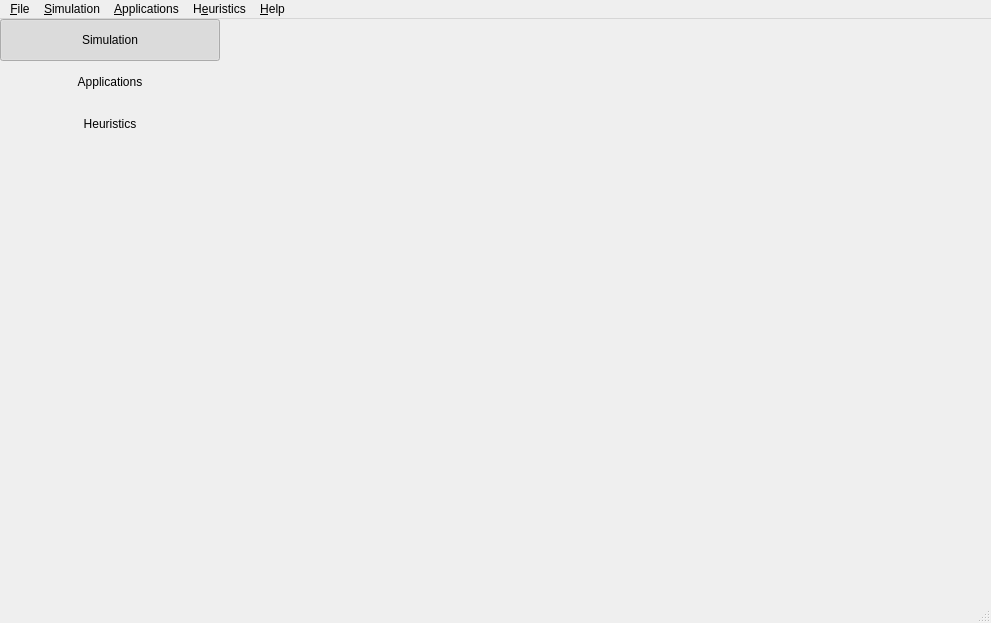
The window that mpsoc_se.ui (TheLinthus/MPSoC-Simulator) describes before a commit, drawn with Qt 5.
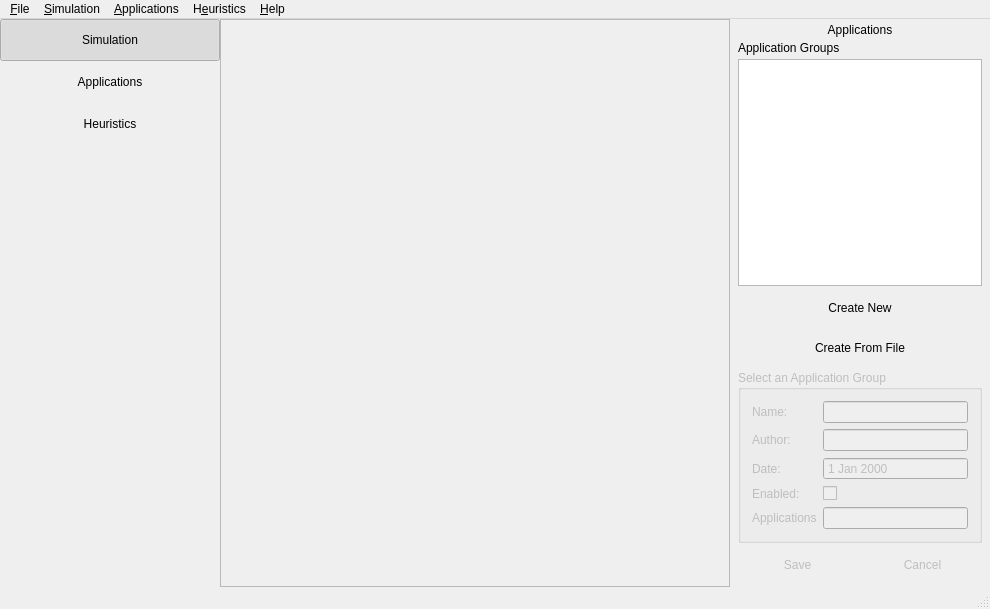
The same window after the commit. The open tabs and pages were chosen to show the change. Icons and pictures are not drawn.

Commit message:
Application and ApplicationGroup Implementation
Minor changes to Application
Creation of ApplicationGroup
Creation of ApplicationsGroups GUI
Changes on some data storage from ponters to QVector

What changed in the file:
```diff
--- a/mpsoc_se.ui
+++ b/mpsoc_se.ui
@@ -6,8 +6,8 @@
    <rect>
     <x>0</x>
     <y>0</y>
-    <width>991</width>
-    <height>623</height>
+    <width>990</width>
+    <height>609</height>
    </rect>
   </property>
   <property name="minimumSize">
@@ -684,7 +684,295 @@
        <zorder>rightPanel</zorder>
        <zorder>centralPanel</zorder>
       </widget>
-      <widget class="QWidget" name="pageApplications"/>
+      <widget class="QWidget" name="pageApplications">
+       <layout class="QHBoxLayout" name="horizontalLayout_8">
+        <property name="spacing">
+         <number>0</number>
+        </property>
+        <property name="leftMargin">
+         <number>0</number>
+        </property>
+        <property name="topMargin">
+         <number>0</number>
+        </property>
+        <property name="rightMargin">
+         <number>0</number>
+        </property>
+        <property name="bottomMargin">
+         <number>0</number>
+        </property>
+        <item>
+         <widget class="QFrame" name="applicationsCentralPanel">
+          <property name="frameShape">
+           <enum>QFrame::StyledPanel</enum>
+          </property>
+          <property name="frameShadow">
+           <enum>QFrame::Raised</enum>
+          </property>
+          <layout class="QVBoxLayout" name="verticalLayout_7">
+           <property name="spacing">
+            <number>3</number>
+           </property>
+           <property name="leftMargin">
+            <number>4</number>
+           </property>
+           <property name="topMargin">
+            <number>4</number>
+           </property>
+           <property name="rightMargin">
+            <number>4</number>
+           </property>
+           <property name="bottomMargin">
+            <number>4</number>
+           </property>
+          </layout>
+         </widget>
+        </item>
+        <item>
+         <widget class="QFrame" name="simulatorRightPanel_3">
+          <property name="sizePolicy">
+           <sizepolicy hsizetype="Fixed" vsizetype="Preferred">
+            <horstretch>0</horstretch>
+            <verstretch>0</verstretch>
+           </sizepolicy>
+          </property>
+          <property name="minimumSize">
+           <size>
+            <width>240</width>
+            <height>0</height>
+           </size>
+          </property>
+          <property name="maximumSize">
+           <size>
+            <width>260</width>
+            <height>16777215</height>
+           </size>
+          </property>
+          <property name="frameShadow">
+           <enum>QFrame::Raised</enum>
+          </property>
+          <layout class="QVBoxLayout" name="verticalLayout_9">
+           <property name="spacing">
+            <number>4</number>
+           </property>
+           <property name="leftMargin">
+            <number>8</number>
+           </property>
+           <property name="topMargin">
+            <number>4</number>
+           </property>
+           <property name="rightMargin">
+            <number>8</number>
+           </property>
+           <property name="bottomMargin">
+            <number>4</number>
+           </property>
+           <item>
+            <widget class="QLabel" name="label_10">
+             <property name="text">
+              <string>Applications</string>
+             </property>
+             <property name="alignment">
+              <set>Qt::AlignCenter</set>
+             </property>
+            </widget>
+           </item>
+           <item>
+            <widget class="QLabel" name="label_11">
+             <property name="text">
+              <string>Application Groups</string>
+             </property>
+            </widget>
+           </item>
+           <item>
+            <widget class="QListView" name="applicationsGroupList">
+             <property name="editTriggers">
+              <set>QAbstractItemView::NoEditTriggers</set>
+             </property>
+            </widget>
+           </item>
+           <item>
+            <widget class="QPushButton" name="pushButtonCreateNewApplicationGroup">
+             <property name="minimumSize">
+              <size>
+               <width>0</width>
+               <height>36</height>
+              </size>
+             </property>
+             <property name="text">
+              <string>Create New</string>
+             </property>
+             <property name="icon">
+              <iconset resource="resources.qrc">
+               <normaloff>:/icons/images/file.png</normaloff>:/icons/images/file.png</iconset>
+             </property>
+             <property name="flat">
+              <bool>true</bool>
+             </property>
+            </widget>
+           </item>
+           <item>
+            <widget class="QPushButton" name="pushButtonCreateApplicationGroupFromFile">
+             <property name="minimumSize">
+              <size>
+               <width>0</width>
+               <height>36</height>
+              </size>
+             </property>
+             <property name="text">
+              <string>Create From File</string>
+             </property>
+             <property name="icon">
+              <iconset resource="resources.qrc">
+               <normaloff>:/icons/images/folder-13.png</normaloff>:/icons/images/folder-13.png</iconset>
+             </property>
+             <property name="flat">
+              <bool>true</bool>
+             </property>
+            </widget>
+           </item>
+           <item>
+            <widget class="QGroupBox" name="groupBoxApplicationGroup">
+             <property name="enabled">
+              <bool>false</bool>
+             </property>
+             <property name="title">
+              <string>Select an Application Group</string>
+             </property>
+             <layout class="QFormLayout" name="formLayout_2">
+              <item row="0" column="0">
+               <widget class="QLabel" name="label_4">
+                <property name="text">
+                 <string>Name:</string>
+                </property>
+               </widget>
+              </item>
+              <item row="0" column="1">
+               <widget class="QLineEdit" name="lineEditApplicationGroupName"/>
+              </item>
+              <item row="1" column="0">
+               <widget class="QLabel" name="label_5">
+                <property name="text">
+                 <string>Author:</string>
+                </property>
+               </widget>
+              </item>
+              <item row="1" column="1">
+               <widget class="QLineEdit" name="lineEditApplicationGroupAuthor"/>
+              </item>
+              <item row="2" column="0">
+               <widget class="QLabel" name="label_6">
+                <property name="text">
+                 <string>Date:</string>
+                </property>
+               </widget>
+              </item>
+              <item row="4" column="0">
+               <widget class="QLabel" name="label_7">
+                <property name="text">
+                 <string>Applications</string>
+                </property>
+               </widget>
+              </item>
+              <item row="4" column="1">
+               <widget class="QLineEdit" name="lineEditApplicationGroupApplicationsCount">
+                <property name="readOnly">
+                 <bool>true</bool>
+                </property>
+               </widget>
+              </item>
+              <item row="3" column="0">
+               <widget class="QLabel" name="label_8">
+                <property name="text">
+                 <string>Enabled:</string>
+                </property>
+               </widget>
+              </item>
+              <item row="3" column="1">
+               <widget class="QCheckBox" name="checkBoxApplicationGroupEnabled">
+                <property name="text">
+                 <string/>
+                </property>
+               </widget>
+              </item>
+              <item row="2" column="1">
+               <widget class="QDateEdit" name="dateEditApplicationGroupDate">
+                <property name="frame">
+                 <bool>true</bool>
+                </property>
+                <property name="readOnly">
+                 <bool>true</bool>
+                </property>
+                <property name="buttonSymbols">
+                 <enum>QAbstractSpinBox::NoButtons</enum>
+                </property>
+               </widget>
+              </item>
+             </layout>
+            </widget>
+           </item>
+           <item>
+            <layout class="QHBoxLayout" name="horizontalLayout_5">
+             <property name="spacing">
+              <number>6</number>
+             </property>
+             <property name="bottomMargin">
+              <number>0</number>
+             </property>
+             <item>
+              <widget class="QPushButton" name="pushButtonSaveApplicationGroup">
+               <property name="enabled">
+                <bool>false</bool>
+               </property>
+               <property name="minimumSize">
+                <size>
+                 <width>0</width>
+                 <height>36</height>
+                </size>
+               </property>
+               <property name="text">
+                <string>Save</string>
+               </property>
+               <property name="icon">
+                <iconset resource="resources.qrc">
+                 <normaloff>:/icons/images/save.png</normaloff>:/icons/images/save.png</iconset>
+               </property>
+               <property name="flat">
+                <bool>true</bool>
+               </property>
+              </widget>
+             </item>
+             <item>
+              <widget class="QPushButton" name="pushButtonCancelApplicationGroup">
+               <property name="enabled">
+                <bool>false</bool>
+               </property>
+               <property name="minimumSize">
+                <size>
+                 <width>0</width>
+                 <height>36</height>
+                </size>
+               </property>
+               <property name="text">
+                <string>Cancel</string>
+               </property>
+               <property name="icon">
+                <iconset resource="resources.qrc">
+                 <normaloff>:/icons/images/multiply.png</normaloff>:/icons/images/multiply.png</iconset>
+               </property>
+               <property name="flat">
+                <bool>true</bool>
+               </property>
+              </widget>
+             </item>
+            </layout>
+           </item>
+          </layout>
+         </widget>
+        </item>
+       </layout>
+      </widget>
+      <widget class="QWidget" name="pageHeuristics"/>
      </widget>
     </item>
    </layout>
@@ -694,8 +982,8 @@
     <rect>
      <x>0</x>
      <y>0</y>
-     <width>991</width>
-     <height>17</height>
+     <width>990</width>
+     <height>21</height>
     </rect>
    </property>
    <widget class="QMenu" name="menuFile">
```
Left out of the diff: 44 changed lines with no effect on the pictures. The commit also changes 12 other files.
